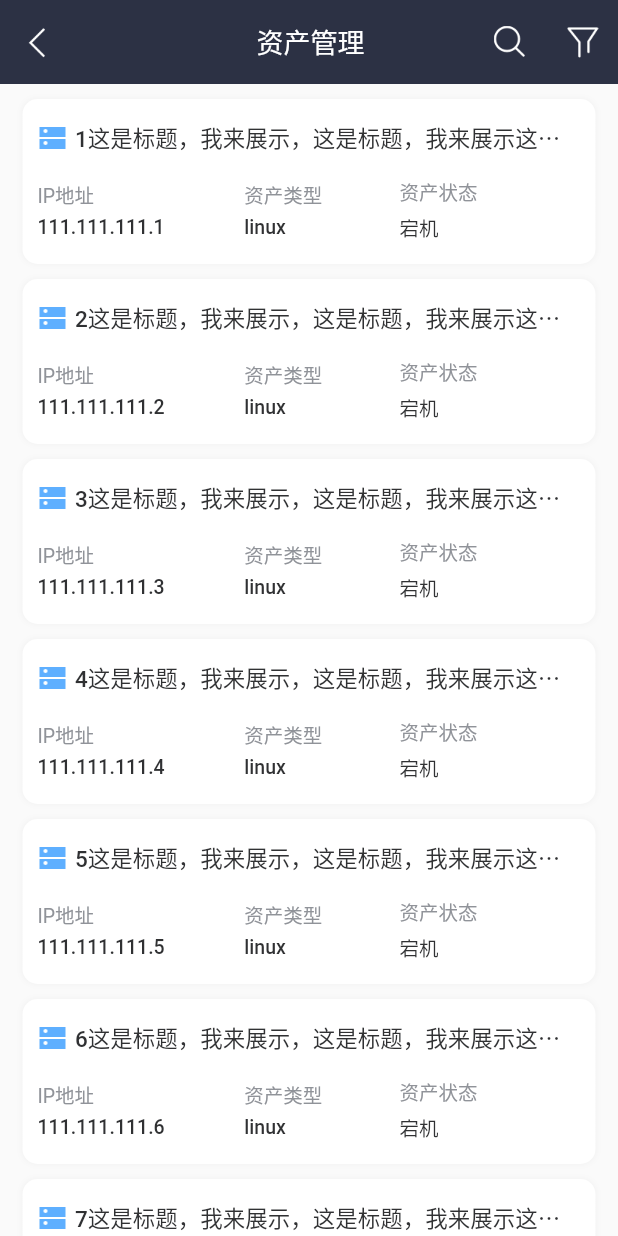
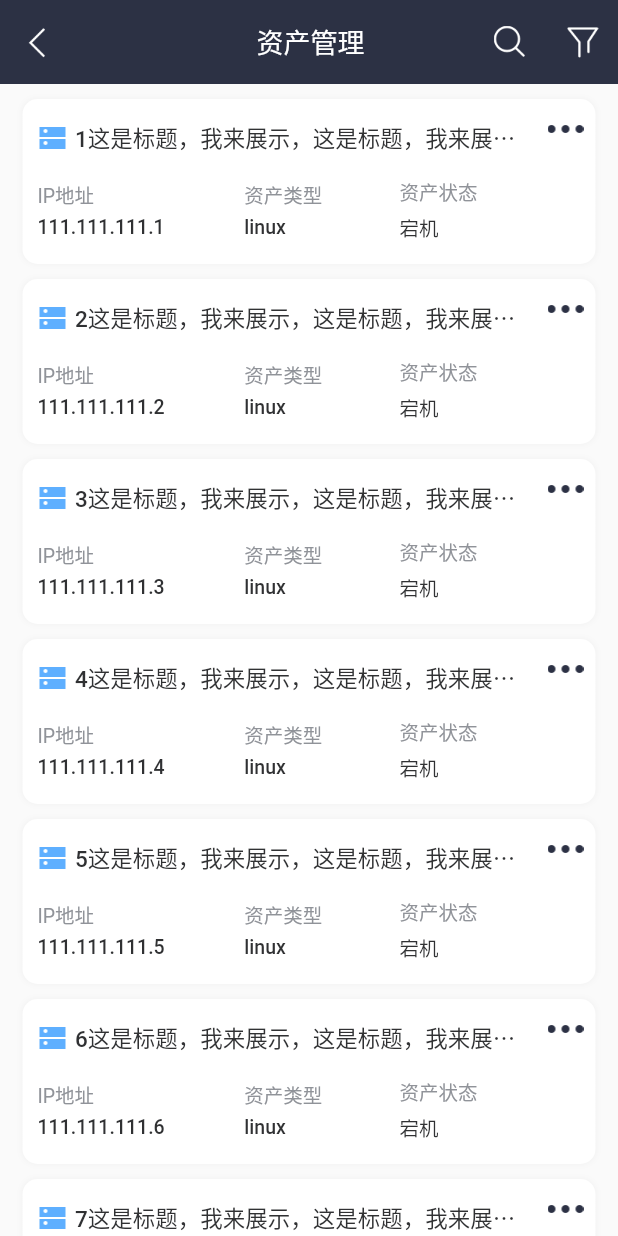
Before and after one commit to shifeng1993/flutter-project, a Flutter app: the CMDBAssetsManagePage screen opened directly, on a phone screen of 412 x 824 dp. Run offline on Flutter 3.47's test engine with Material 2 defaults, Android fonts, the phone set to English and light mode, and no system bars; drawn by our look-alikes of pull_to_refresh; our stand-ins replace flutter_redux, flutter_spinkit, flutter_swiper, redux, redux_thunk; missing offline and left inert: flustars, redux_logging; statements that could not run were skipped.

Commit message:
修复bug

```diff
--- a/lib/pages/CmdbPage/assets_page/assets_manage.dart
+++ b/lib/pages/CmdbPage/assets_page/assets_manage.dart
@@ -148,6 +148,17 @@ class _CMDBAssetsManagePageState extends State<CMDBAssetsManagePage> {
   Widget _listCard(BuildContext context, Map<String, dynamic> row, int index) {
     List<int> flex = [8, 6, 7];
 
+    List<Action> actions = [
+      Action('监控', () {
+        print('监控');
+        print(row.toString());
+      }),
+      Action('取消', () {
+        print('取消');
+        print(row.toString());
+      })
+    ];
+
     TextStyle flexTextTitle = TextStyle(
         fontSize: BaseStyle.fontSize[1],
         color: BaseStyle.textColor[0],
@@ -167,6 +178,7 @@ class _CMDBAssetsManagePageState extends State<CMDBAssetsManagePage> {
       margin: EdgeInsets.only(
           bottom: 10, left: 15, right: 15, top: index == 0 ? 10 : 0),
       padding: EdgeInsets.only(left: 10, top: 15, right: 10, bottom: 15),
+      actions: actions,
       onPressed: () {
         cardOnPress(row);
       },
@@ -191,13 +203,16 @@ class _CMDBAssetsManagePageState extends State<CMDBAssetsManagePage> {
                         ),
                         Expanded(
                           flex: 1,
-                          child: Text(
-                            row['name'],
-                            maxLines: 1,
-                            overflow: TextOverflow.ellipsis,
-                            style: flexTextTitle,
+                          child: Padding(
+                            padding: EdgeInsets.only(right: 30.0),
+                            child: Text(
+                              row['name'],
+                              maxLines: 1,
+                              overflow: TextOverflow.ellipsis,
+                              style: flexTextTitle,
+                            ),
                           ),
-                        )
+                        ),
                       ],
                     ),
                   ),
--- a/lib/pages/CmdbPage/index_page/watch_list_card.dart
+++ b/lib/pages/CmdbPage/index_page/watch_list_card.dart
@@ -23,9 +23,11 @@ class _WatchListCardState extends State<WatchListCard> {
     actions = [
       Action('监控', ()  {
         print('监控');
+        print(widget.row.toString());
       }),
       Action('取消', ()  {
         print('取消');
+        print(widget.row.toString());
       })
     ];
   }
```
